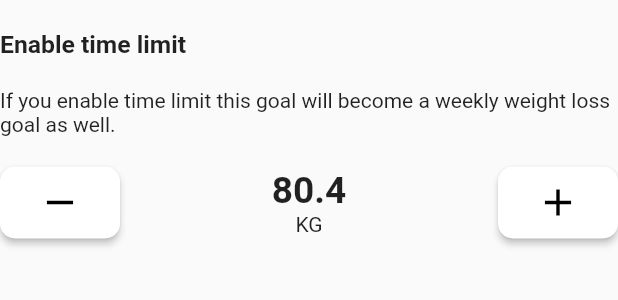
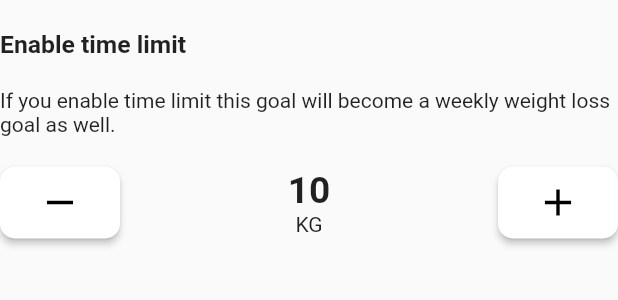
Before and after one commit to beefitten/BeefitMember.Application, a Flutter app: the TimeLimitCounter widget shown alone on an empty page, opened directly, on a phone screen of 412 x 824 dp. Shown: the top 300 px of the screen. Run offline on Flutter 3.47's test engine with Material 2 defaults, Android fonts, the phone set to English and light mode, and no system bars; our stand-ins replace carousel_slider, equatable, fl_chart, flutter_bloc, flutter_secure_storage, flutter_svg and 2 more; missing offline and left inert: flutter_displaymode; accounts and stored records are empty; network calls fail; project files that could hold a hidden picture were left out.

Commit message:
counters are now usable

```diff
--- a/lib/training_progression/widgets/plus_minus_counter.dart
+++ b/lib/training_progression/widgets/plus_minus_counter.dart
@@ -1,14 +1,28 @@
+import 'dart:developer';
+
 import 'package:beefitmember_application/shared/widgets/buttons.dart';
 import 'package:flutter/material.dart';
 
 class PlusMinusCounter extends StatefulWidget {
-  const PlusMinusCounter({Key? key}) : super(key: key);
+  final int minValue;
+  final int maxValue;
+
+  final ValueChanged<int> onChanged;
+
+  const PlusMinusCounter({
+    Key? key,
+    this.minValue = 1,
+    this.maxValue = 443,
+    required this.onChanged,
+  }) : super(key: key);
 
   @override
   _PlusMinusCounterState createState() => _PlusMinusCounterState();
 }
 
 class _PlusMinusCounterState extends State<PlusMinusCounter> {
+  var counter = 10;
+
   @override
   Widget build(BuildContext context) {
     return Padding(
@@ -16,12 +30,22 @@ class _PlusMinusCounterState extends State<PlusMinusCounter> {
       child: Row(
         mainAxisAlignment: MainAxisAlignment.spaceBetween,
         children: [
-          CustomIconButton(Icons.remove, () => {}),
+          CustomIconButton(
+            Icons.remove,
+            () => {
+              setState(() {
+                if (counter > widget.minValue) {
+                  counter--;
+                }
+                widget.onChanged(counter);
+              }),
+            },
+          ),
           Column(
             mainAxisAlignment: MainAxisAlignment.spaceAround,
             children: [
               Text(
-                "80.4",
+                "$counter",
                 style: TextStyle(
                   fontSize: MediaQuery.of(context).size.height * 0.03,
                   fontWeight: FontWeight.bold,
@@ -30,7 +54,17 @@ class _PlusMinusCounterState extends State<PlusMinusCounter> {
               Text("KG")
             ],
           ),
-          CustomIconButton(Icons.add, () => {}),
+          CustomIconButton(
+            Icons.add,
+            () => {
+              setState(() {
+                if (counter < widget.maxValue) {
+                  counter++;
+                }
+                widget.onChanged(counter);
+              }),
+            },
+          ),
         ],
       ),
     );
--- a/lib/training_progression/widgets/time_limit_counter.dart
+++ b/lib/training_progression/widgets/time_limit_counter.dart
@@ -18,7 +18,7 @@ class _TimeLimitCounterState extends State<TimeLimitCounter> {
         H3Text("Enable time limit"),
         DescriptionText(
             "If you enable time limit this goal will become a weekly weight loss goal as well."),
-        PlusMinusCounter(),
+        PlusMinusCounter(onChanged: (x) => {x}),
       ],
     );
   }
```
Also changed, not shown: lib/training_progression/training_progression.dart (+3 -7 lines).
